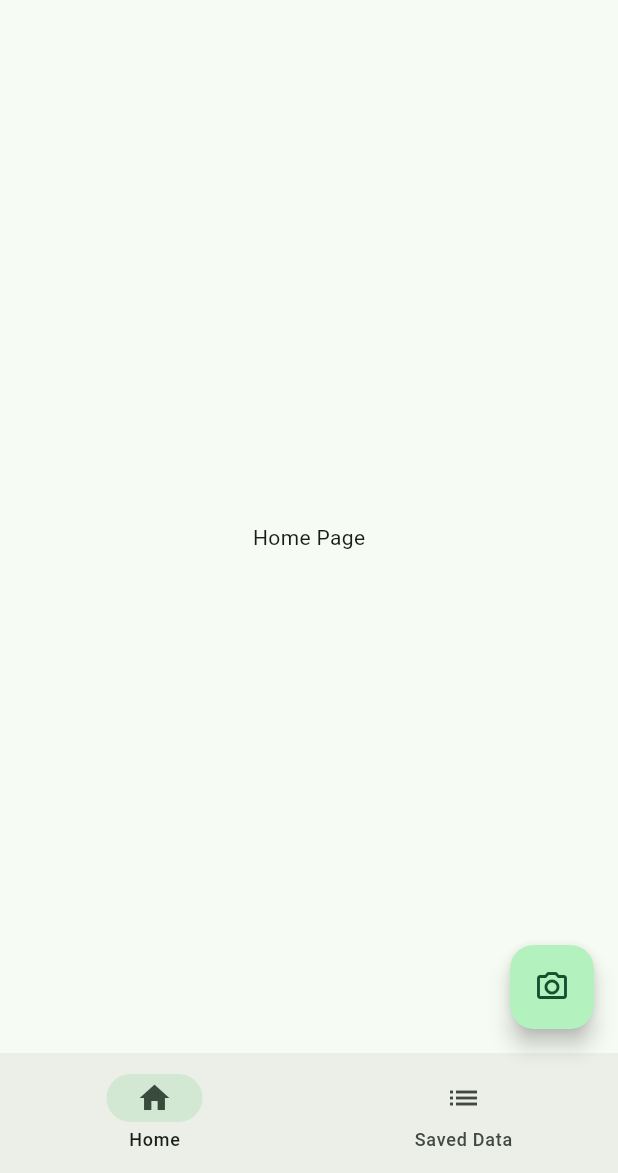
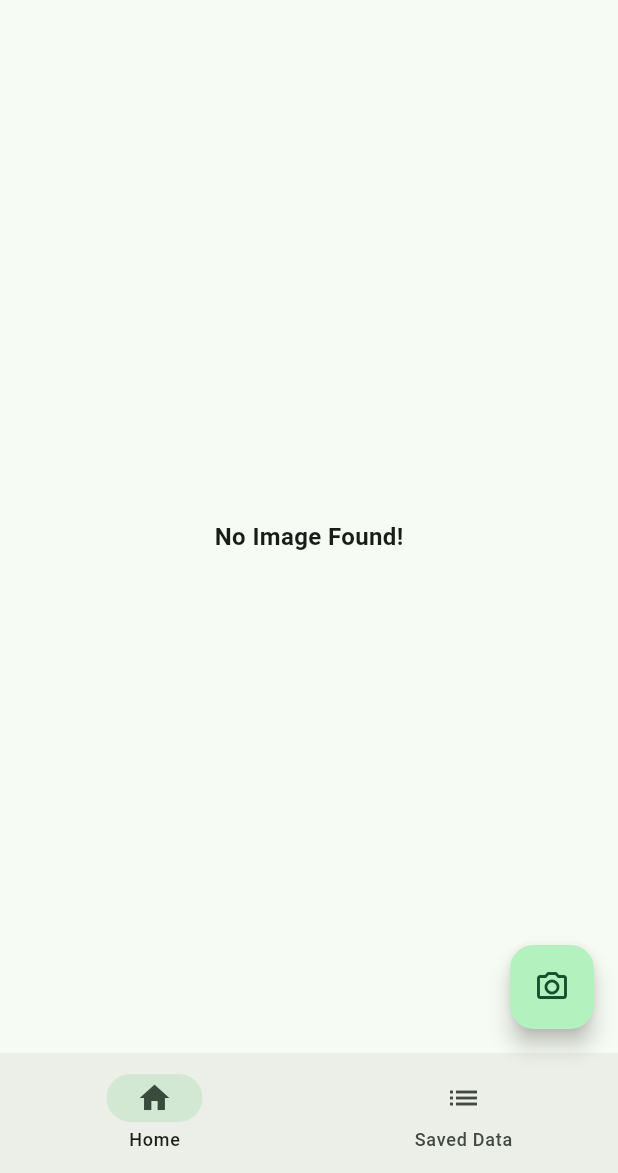
Before and after one commit to jprincip21/Trash-Classifier-App, a Flutter app: the screen it shows after launch, on a phone screen of 412 x 824 dp, the part 63-1236 px from its top. Run offline on Flutter 3.47's test engine with Material 3 defaults, Android fonts, the phone set to English and light mode, and no system bars; our stand-ins replace camera, shared_preferences.

Commit message:
TODO added

```diff
--- a/lib/views/pages/home_page.dart
+++ b/lib/views/pages/home_page.dart
@@ -16,15 +16,14 @@ class HomePage extends StatelessWidget {
       valueListenable: imageCapturedNotifier,
       builder: (context, image, child) {
         if (image == null) {
-          return Center(child: Text("Home Page"));
+          return Center(
+            child: Text(
+              "No Image Found!",
+              style: TextStyle(fontWeight: FontWeight.bold, fontSize: 16),
+            ),
+          );
         } else {
-          return Column(
-            children: [
-              Text("Image Captured!"),
-              SizedBox(height: 10),
-              Image.file(File(image.path)),
-            ],
-          );
+          return Column(children: [Image.file(File(image.path))]);
         }
       },
     );
```
